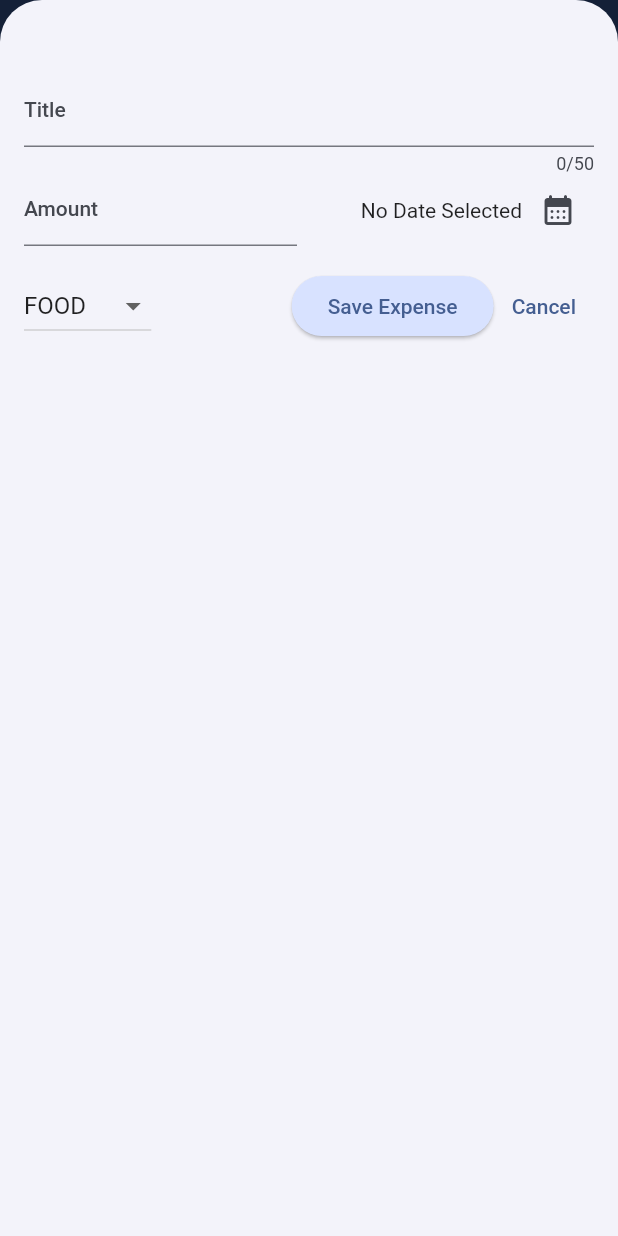
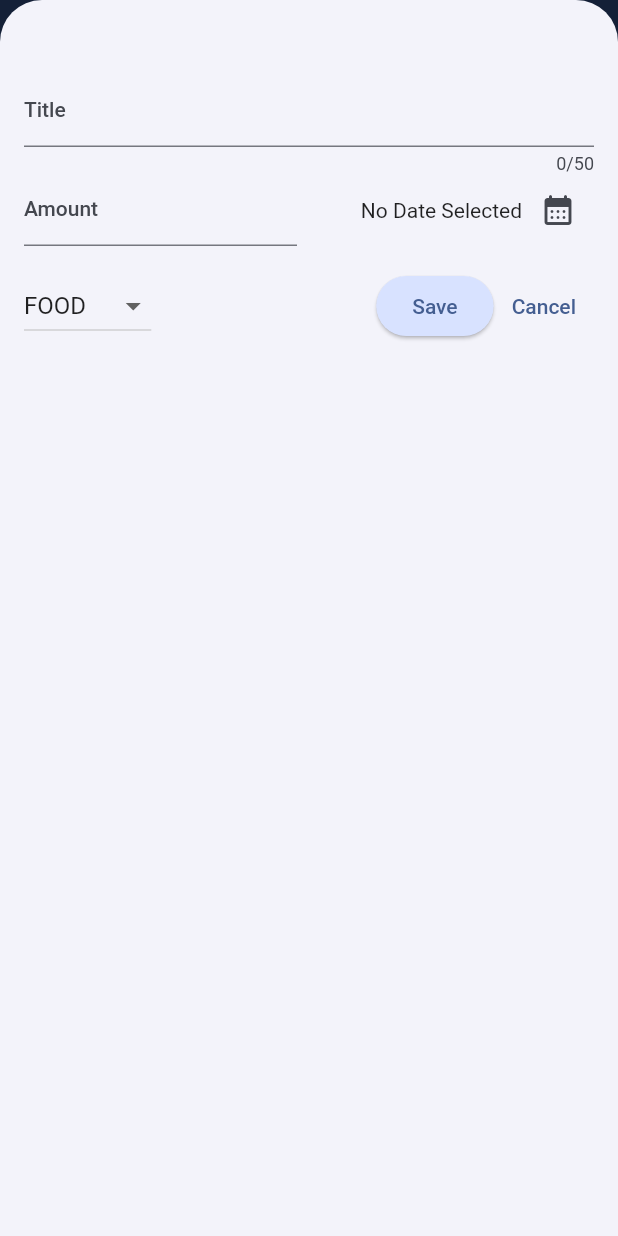
Before and after one commit to Ferskken/expense_tracker, a Flutter app: the screen it shows after launch, after a tap on the "add" icon, on a phone screen of 412 x 824 dp. Run offline on Flutter 3.47's test engine with Material 2 defaults, Android fonts, the phone set to English and light mode, and no system bars.

Commit message:
Course 5 Complete.

```diff
--- a/lib/widgets/expenses.dart
+++ b/lib/widgets/expenses.dart
@@ -2,6 +2,7 @@ import 'package:expense_tracker/widgets/expenses_list/expenses_list.dart';
 import 'package:expense_tracker/widgets/new_expense.dart';
 import 'package:flutter/material.dart';
 import 'package:expense_tracker/models/expense.dart';
+import 'chart/chart.dart';
 
 class Expenses extends StatefulWidget {
   const Expenses({super.key});
@@ -92,7 +93,7 @@ class _ExpensesState extends State<Expenses> {
       ),
       body: Column(
         children: [
-          //const Text("The Chart"),
+          Chart(expenses: _registeredExpenses),
           Expanded(
             child: mainContent,
           ),
--- a/lib/widgets/new_expense.dart
+++ b/lib/widgets/new_expense.dart
@@ -138,7 +138,7 @@ class _NewExpenseState extends State<NewExpense> {
               const Spacer(),
               ElevatedButton(
                 onPressed: _submitExpenseData,
-                child: const Text("Save Expense"),
+                child: const Text("Save"),
               ),
               TextButton(
                 onPressed: () {
```
